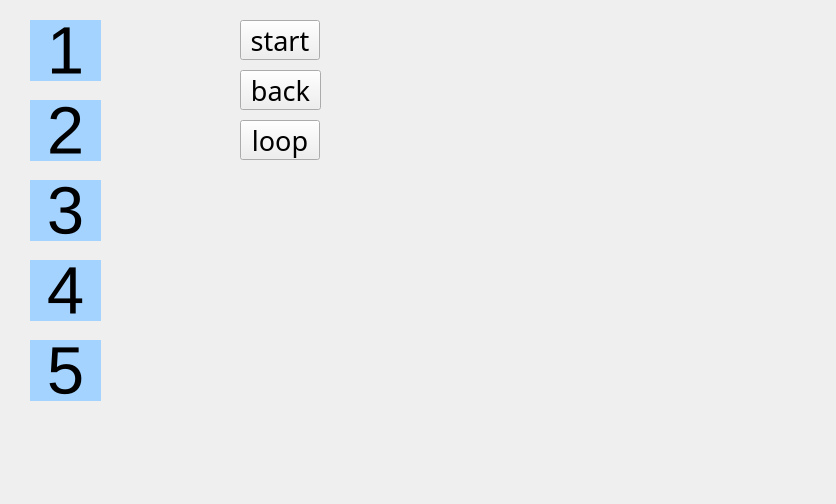
Above: mainwindow.ui from 174high/QtAnimationDemo before the change. Below: the same form after it.
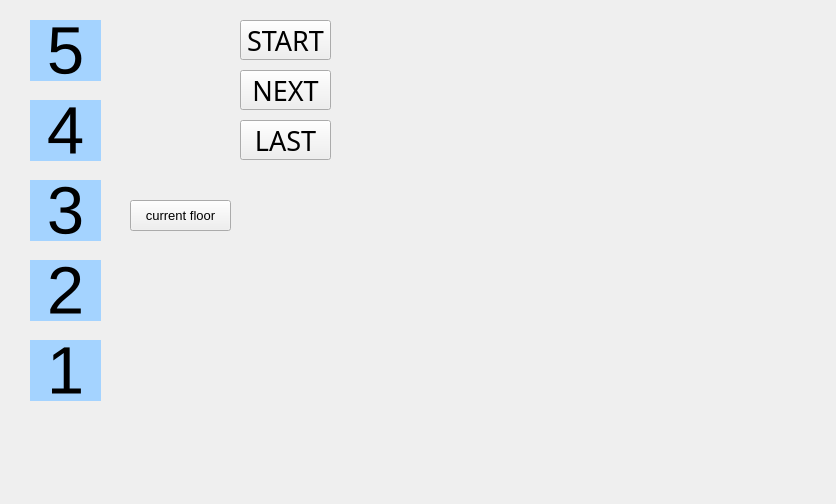
That is the form after the change.

```diff
--- a/mainwindow.ui
+++ b/mainwindow.ui
@@ -14,7 +14,7 @@
    <string>MainWindow</string>
   </property>
   <widget class="QWidget" name="centralWidget">
-   <widget class="QPushButton" name="posButton">
+   <widget class="QPushButton" name="posButton_5">
     <property name="geometry">
      <rect>
       <x>30</x>
@@ -33,7 +33,7 @@
 border:none;</string>
     </property>
     <property name="text">
-     <string>1</string>
+     <string>5</string>
     </property>
     <property name="autoRepeatDelay">
      <number>300</number>
@@ -44,7 +44,7 @@
      <rect>
       <x>240</x>
       <y>20</y>
-      <width>80</width>
+      <width>91</width>
       <height>40</height>
      </rect>
     </property>
@@ -58,7 +58,7 @@
      <string notr="true"/>
     </property>
     <property name="text">
-     <string>start</string>
+     <string>START</string>
     </property>
    </widget>
    <widget class="QPushButton" name="startButton_2">
@@ -66,7 +66,7 @@
      <rect>
       <x>240</x>
       <y>120</y>
-      <width>80</width>
+      <width>91</width>
       <height>40</height>
      </rect>
     </property>
@@ -80,7 +80,7 @@
      <string notr="true"/>
     </property>
     <property name="text">
-     <string>loop</string>
+     <string>LAST</string>
     </property>
    </widget>
    <widget class="QPushButton" name="startButton_3">
@@ -88,7 +88,7 @@
      <rect>
       <x>240</x>
       <y>70</y>
-      <width>81</width>
+      <width>91</width>
       <height>40</height>
      </rect>
     </property>
@@ -103,10 +103,10 @@
      <string notr="true"/>
     </property>
     <property name="text">
-     <string>back</string>
+     <string>NEXT</string>
     </property>
    </widget>
-   <widget class="QPushButton" name="posButton_2">
+   <widget class="QPushButton" name="posButton_4">
     <property name="geometry">
      <rect>
       <x>30</x>
@@ -125,7 +125,7 @@
 border:none;</string>
     </property>
     <property name="text">
-     <string>2</string>
+     <string>4</string>
     </property>
     <property name="autoRepeatDelay">
      <number>300</number>
@@ -156,7 +156,7 @@
      <number>300</number>
     </property>
    </widget>
-   <widget class="QPushButton" name="posButton_4">
+   <widget class="QPushButton" name="posButton_2">
     <property name="geometry">
      <rect>
       <x>30</x>
@@ -175,13 +175,13 @@
 border:none;</string>
     </property>
     <property name="text">
-     <string>4</string>
+     <string>2</string>
     </property>
     <property name="autoRepeatDelay">
      <number>300</number>
     </property>
    </widget>
-   <widget class="QPushButton" name="posButton_5">
+   <widget class="QPushButton" name="posButton_1">
     <property name="geometry">
      <rect>
       <x>30</x>
@@ -200,12 +200,30 @@
 border:none;</string>
     </property>
     <property name="text">
-     <string>5</string>
+     <string>1</string>
     </property>
     <property name="autoRepeatDelay">
      <number>300</number>
     </property>
    </widget>
+   <widget class="QPushButton" name="pushButton_current_floor">
+    <property name="geometry">
+     <rect>
+      <x>130</x>
+      <y>200</y>
+      <width>101</width>
+      <height>31</height>
+     </rect>
+    </property>
+    <property name="font">
+     <font>
+      <pointsize>10</pointsize>
+     </font>
+    </property>
+    <property name="text">
+     <string>current floor</string>
+    </property>
+   </widget>
   </widget>
   <widget class="QMenuBar" name="menuBar">
    <property name="geometry">
```
